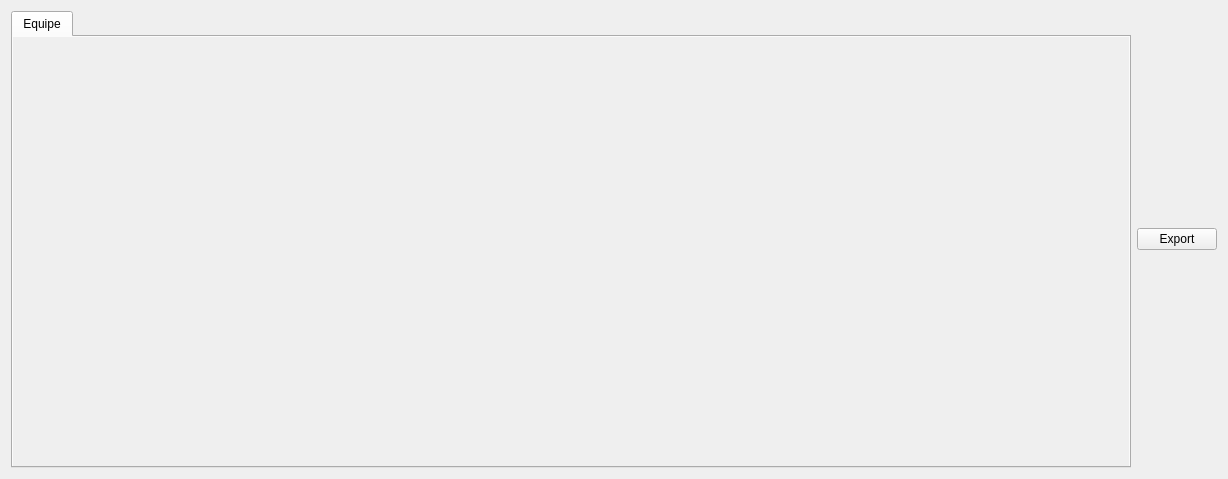
Old version of the form ui/statwidget.ui in the repository flagage/volleyclubstats.
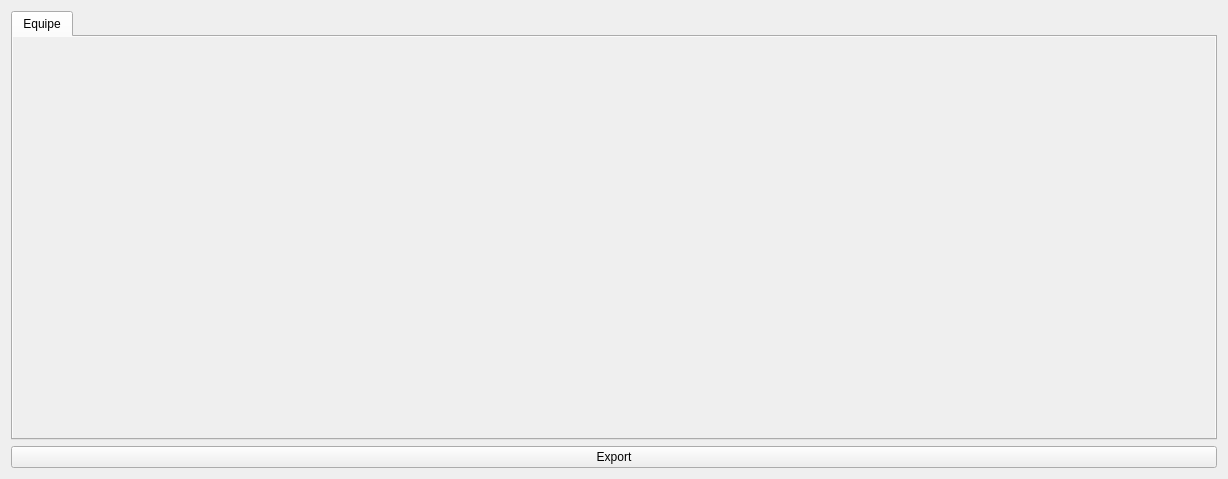
New version of the form.

Patch:
```diff
--- a/ui/statwidget.ui
+++ b/ui/statwidget.ui
@@ -14,13 +14,6 @@
    <string>Form</string>
   </property>
   <layout class="QGridLayout" name="gridLayout">
-   <item row="0" column="1">
-    <widget class="QPushButton" name="pushButton">
-     <property name="text">
-      <string>Export</string>
-     </property>
-    </widget>
-   </item>
    <item row="0" column="0">
     <widget class="QTabWidget" name="tabWidget">
      <property name="currentIndex">
@@ -46,6 +39,13 @@
      </widget>
     </widget>
    </item>
+   <item row="1" column="0">
+    <widget class="QPushButton" name="pushButton">
+     <property name="text">
+      <string>Export</string>
+     </property>
+    </widget>
+   </item>
   </layout>
  </widget>
  <resources/>
```
